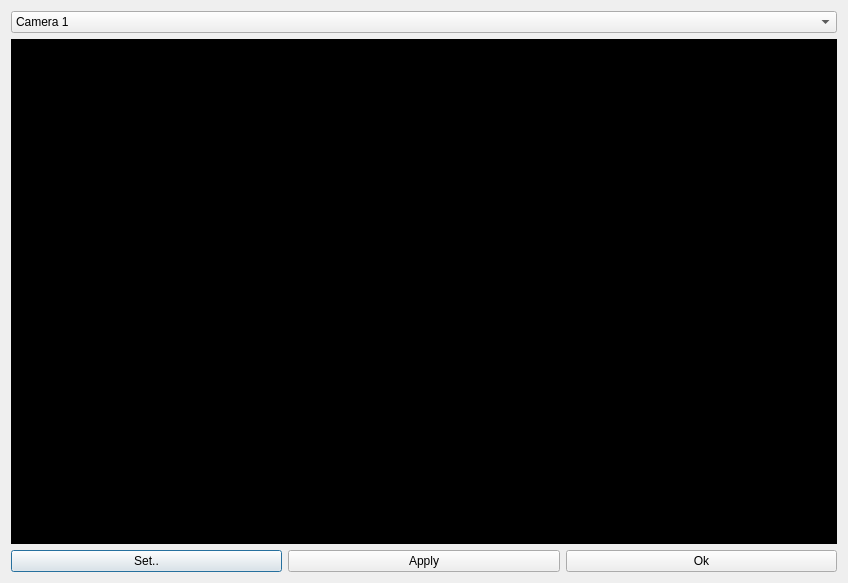
This is lulusjuni/fieldselectiondialog.ui in hammashamzah/tugasakhir as Qt 5 draws it before an edit. The edited form follows.
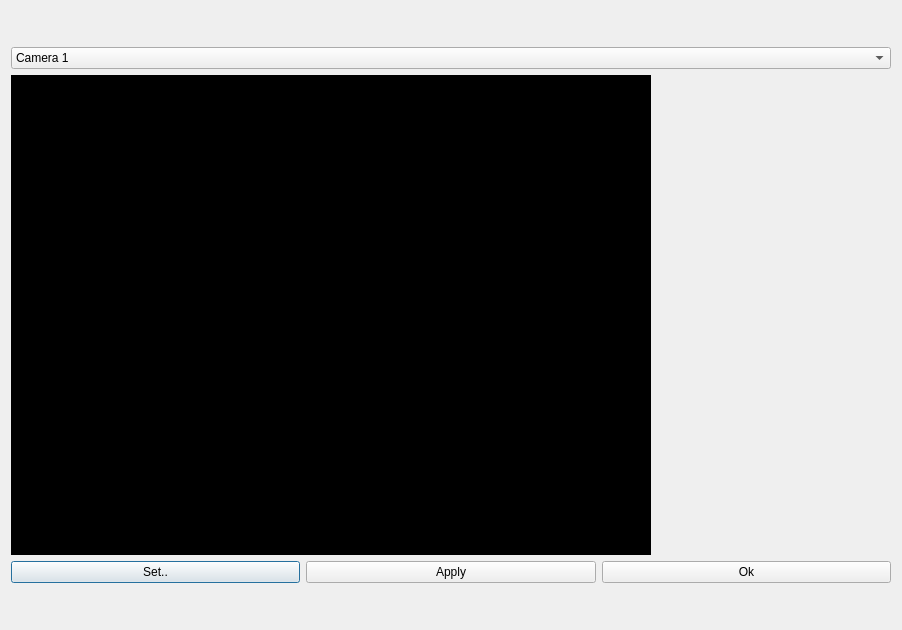
This is the edited form.

The edit to the form file:
```diff
--- a/lulusjuni/fieldselectiondialog.ui
+++ b/lulusjuni/fieldselectiondialog.ui
@@ -6,8 +6,8 @@
    <rect>
     <x>0</x>
     <y>0</y>
-    <width>848</width>
-    <height>583</height>
+    <width>902</width>
+    <height>630</height>
    </rect>
   </property>
   <property name="windowTitle">
@@ -40,15 +40,15 @@
        <item>
         <widget class="QLabel" name="label">
          <property name="sizePolicy">
-          <sizepolicy hsizetype="Preferred" vsizetype="Expanding">
+          <sizepolicy hsizetype="Fixed" vsizetype="Fixed">
            <horstretch>0</horstretch>
            <verstretch>0</verstretch>
           </sizepolicy>
          </property>
          <property name="minimumSize">
           <size>
-           <width>320</width>
-           <height>240</height>
+           <width>640</width>
+           <height>480</height>
           </size>
          </property>
          <property name="styleSheet">
```
Left out of the diff: 4 changed lines with no effect on the pictures.
